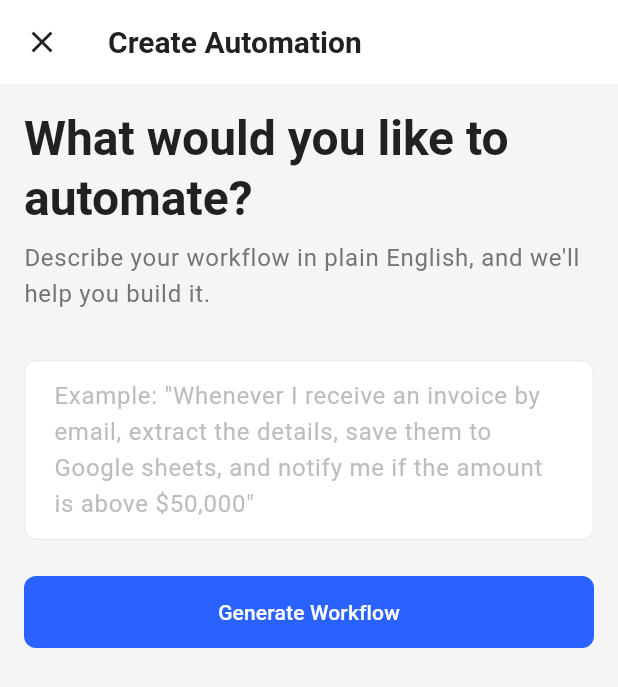
After one commit to shubham230523/Relay, a Flutter app: the CreateAutomationPage screen opened by its route, on a phone screen of 412 x 824 dp. The commit adds this screen. Shown: the top 687 px of the screen. Run offline on Flutter 3.47's test engine with Material 3 defaults, Android fonts, the light colour scheme and no system bars; our stand-ins replace flutter_riverpod, go_router.

Commit message:
create automation screen UI

```diff
--- a/lib/app/app_router.dart
+++ b/lib/app/app_router.dart
@@ -2,6 +2,7 @@ import 'package:flutter/material.dart';
 import 'package:go_router/go_router.dart';
 import '../core/constants/constants.dart';
 import '../features/automations/presentation/pages/automations_page.dart';
+import '../features/workflow_builder/presentation/pages/create_automation_page.dart';
 import 'main_shell.dart';
 
 final GlobalKey<NavigatorState> _rootNavigatorKey = GlobalKey<NavigatorState>(debugLabel: 'root');
@@ -10,6 +11,11 @@ final appRouter = GoRouter(
   navigatorKey: _rootNavigatorKey,
   initialLocation: AppRoutes.dashboard,
   routes: [
+    GoRoute(
+      path: AppRoutes.createAutomation,
+      parentNavigatorKey: _rootNavigatorKey,
+      builder: (context, state) => const CreateAutomationPage(),
+    ),
     StatefulShellRoute.indexedStack(
       builder: (context, state, navigationShell) {
         return MainShell(navigationShell: navigationShell);
--- /dev/null
+++ b/lib/features/workflow_builder/presentation/pages/create_automation_page.dart
@@ -0,0 +1,81 @@
+import 'package:flutter/material.dart';
+import '../../../../core/widgets/widgets.dart';
+import '../../../../core/constants/constants.dart';
+import '../../../../core/theme/theme.dart';
+
+class CreateAutomationPage extends StatefulWidget {
+  const CreateAutomationPage({super.key});
+
+  @override
+  State<CreateAutomationPage> createState() => _CreateAutomationPageState();
+}
+
+class _CreateAutomationPageState extends State<CreateAutomationPage> {
+  late final TextEditingController _controller;
+
+  @override
+  void initState() {
+    super.initState();
+    _controller = TextEditingController();
+  }
+
+  @override
+  void dispose() {
+    _controller.dispose();
+    super.dispose();
+  }
+
+  @override
+  Widget build(BuildContext context) {
+    final theme = Theme.of(context);
+
+    return Scaffold(
+      appBar: AppBar(
+        title: const Text('Create Automation'),
+        leading: IconButton(
+          icon: const Icon(Icons.close),
+          onPressed: () => Navigator.of(context).pop(),
+        ),
+      ),
+      body: PageContainer(
+        maxWidth: 800,
+        child: Column(
+          crossAxisAlignment: CrossAxisAlignment.start,
+          children: [
+            Text(
+              'What would you like to automate?',
+              style: theme.textTheme.headlineLarge?.copyWith(
+                fontWeight: FontWeight.bold,
+              ),
+            ),
+            const SizedBox(height: AppLayout.spaceS),
+            Text(
+              'Describe your workflow in plain English, and we\'ll help you build it.',
+              style: theme.textTheme.bodyLarge?.copyWith(
+                color: AppColors.textSecondary,
+              ),
+            ),
+            const SizedBox(height: AppLayout.spaceXL),
+            TextField(
+              controller: _controller,
+              maxLines: 6,
+              minLines: 4,
+              decoration: const InputDecoration(
+                hintText:
+                    'Example: "Whenever I receive an invoice by email, extract the details, save them to Google sheets, and notify me if the amount is above \$50,000"',
+                alignLabelWithHint: true,
+              ),
+            ),
+            const SizedBox(height: AppLayout.spaceL),
+            ElevatedButton(
+              onPressed: () {
+                // Future: Implement AI workflow generation
+              },
+              child: const Text('Generate Workflow'),
+            ),
+          ],
+        ),
+      ),
+    );
+  }
+}
```
